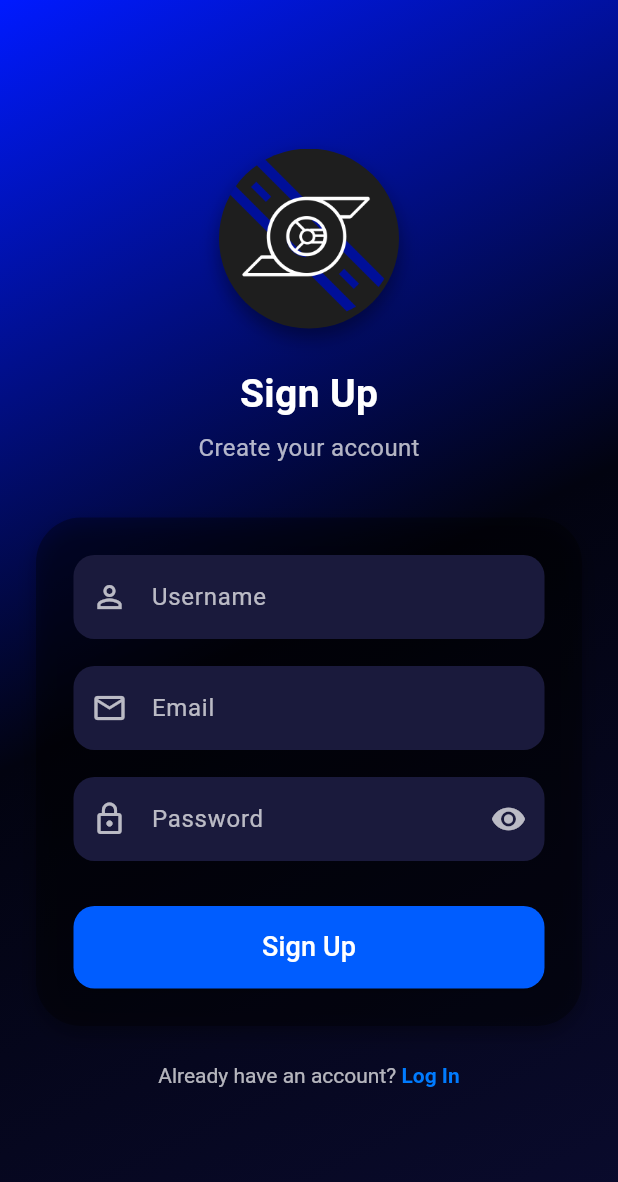
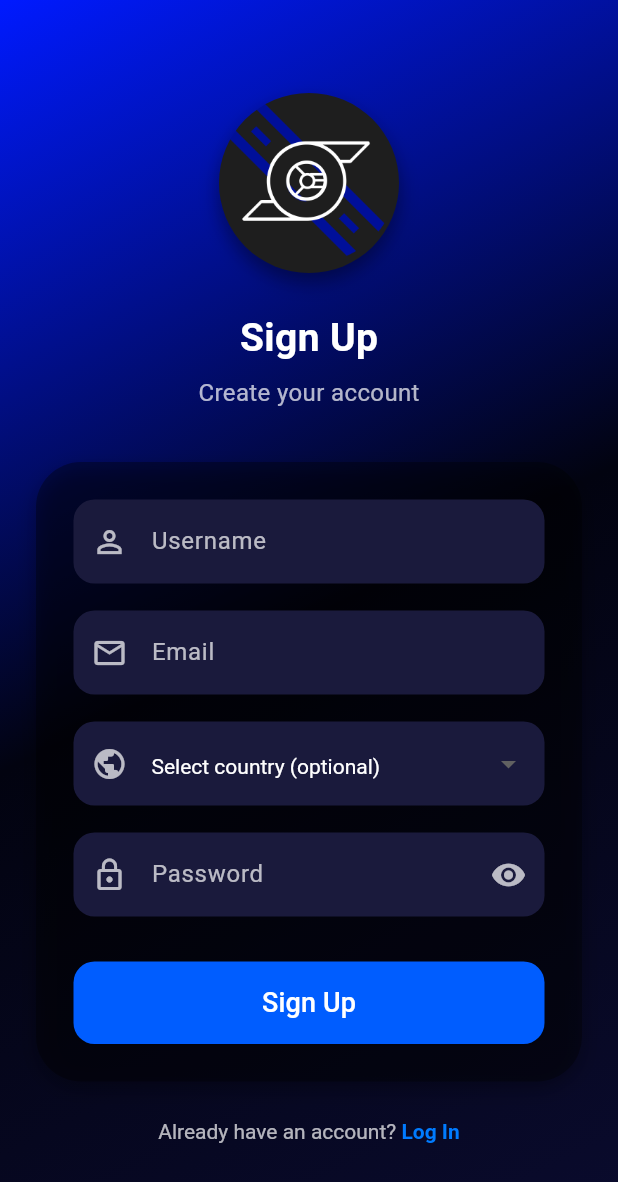
Before and after one commit to Mjmixyu/ride_2_gather, a Flutter app: the screen it shows after launch, on a phone screen of 412 x 824 dp. Shown: the top 1182 px of the screen. Run offline on Flutter 3.47's test engine with Material 3 defaults, Android fonts, the phone set to English and light mode, and no system bars; our stand-ins replace flutter_map, get, google_fonts, image_picker, latlong2.

Commit message:
added country_code part 2 /3 - user signup works with country_code - only issue: country_code doesn't get saved, no visible error in FE nor BE nor DB?

```diff
--- a/lib/core/auth_api.dart
+++ b/lib/core/auth_api.dart
@@ -2,12 +2,12 @@ import 'dart:convert';
 import 'package:http/http.dart' as http;
 
 class AuthApi {
-  // Android emulator -> host machine
   static const String _base = 'http://10.0.2.2:3000';
   static Future<Map<String, dynamic>> signup({
     required String email,
     required String username,
     required String password,
+    String countryCode = "",
   }) async {
     final uri = Uri.parse('$_base/signup');
     final res = await http.post(
@@ -16,7 +16,8 @@ class AuthApi {
       body: jsonEncode({
         'email': email,
         'username': username,
-        'password': password, // server hashes with bcrypt
+        'password': password,
+        'country_code': countryCode,
       }),
     );
 
@@ -26,7 +27,6 @@ class AuthApi {
       return {'ok': true, 'data': body};
     }
 
-    // common API errors from our Node code
     final msg = body['error']?.toString() ?? 'Signup failed';
     return {'ok': false, 'error': msg};
   }
--- a/lib/views/signUp_view.dart
+++ b/lib/views/signUp_view.dart
@@ -5,6 +5,15 @@ import '../theme/auth_theme.dart';
 import '../core/auth_api.dart';
 import '../core/homeFeed_routing.dart';
 import 'login_view.dart';
+
+const List<Map<String, String>> countryList = [
+  {"code": "", "name": "Select country (optional)"},
+  {"code": "DE", "name": "Germany"},
+  {"code": "US", "name": "United States"},
+  {"code": "FR", "name": "France"},
+  {"code": "GB", "name": "United Kingdom"},
+  {"code": "CN", "name": "China"},
+];
 
 class SignUpView extends StatefulWidget {
   const SignUpView({Key? key}) : super(key: key);
@@ -19,6 +28,8 @@ class _SignUpViewState extends State<SignUpView> {
   final TextEditingController passwordController = TextEditingController();
   final _formKey = GlobalKey<FormState>();
   bool _loading = false;
+
+  String _selectedCountryCode = "";
 
   @override
   void dispose() {
@@ -56,7 +67,7 @@ class _SignUpViewState extends State<SignUpView> {
                 child: Column(
                   crossAxisAlignment: CrossAxisAlignment.center,
                   children: [
-                    // ✅ Logo
+                    // Logo
                     Container(
                       width: 120,
                       height: 120,
@@ -78,7 +89,6 @@ class _SignUpViewState extends State<SignUpView> {
                         ),
                       ),
                     ),
-
                     const SizedBox(height: 25),
                     const Text('Sign Up', style: AuthTheme.titleStyle),
                     const SizedBox(height: 6),
@@ -143,6 +153,32 @@ class _SignUpViewState extends State<SignUpView> {
                           ),
                           const SizedBox(height: 18),
 
+                          // Country Dropdown (only addition)
+                          DropdownButtonFormField<String>(
+                            value: _selectedCountryCode,
+                            decoration: AuthTheme.textFieldDecoration(
+                              hintText: 'Country (optional)',
+                              icon: Icons.public,
+                            ),
+                            style: const TextStyle(color: Colors.white),
+                            dropdownColor: Colors.black.withOpacity(0.95),
+                            items: countryList
+                                .map((country) => DropdownMenuItem(
+                              value: country['code'],
+                              child: Text(
+                                country['name']!,
+                                style: const TextStyle(color: Colors.white), // <-- white text for visibility
+                              ),
+                            ))
+                                .toList(),
+                            onChanged: (value) {
+                              setState(() {
+                                _selectedCountryCode = value ?? "";
+                              });
+                            },
+                          ),
+                          const SizedBox(height: 18),
+
                           // Password
                           Obx(
                                 () => TextFormField(
@@ -186,19 +222,17 @@ class _SignUpViewState extends State<SignUpView> {
                                   ? null
                                   : () async {
                                 if (!_formKey.currentState!.validate()) return;
-
                                 final username = nameController.text.trim();
                                 final email = emailController.text.trim();
                                 final password = passwordController.text;
                                 setState(() => _loading = true);
-
                                 try {
                                   final result = await AuthApi.signup(
                                     email: email,
                                     username: username,
                                     password: password,
+                                    countryCode: _selectedCountryCode, // <--- added
                                   );
-
                                   if (result['ok'] == true) {
                                     if (mounted) {
                                       ScaffoldMessenger.of(context)
@@ -213,9 +247,7 @@ class _SignUpViewState extends State<SignUpView> {
                                       );
                                     }
                                   } else {
-                                    final err = (result['error'] ??
-                                        'Signup failed')
-                                        .toString();
+                                    final err = (result['error'] ?? 'Signup failed').toString();
                                     if (mounted) {
                                       ScaffoldMessenger.of(context)
                                           .showSnackBar(SnackBar(content: Text(err)));
@@ -241,8 +273,7 @@ class _SignUpViewState extends State<SignUpView> {
                                 ),
                               )
                                   : const Text('Sign Up',
-                                  style: TextStyle(
-                                      fontSize: 18, color: Colors.white)),
+                                  style: TextStyle(fontSize: 18, color: Colors.white)),
                             ),
                           ),
                         ],
@@ -256,8 +287,7 @@ class _SignUpViewState extends State<SignUpView> {
                       onTap: () {
                         Navigator.push(
                           context,
-                          MaterialPageRoute(
-                              builder: (ctx) => const LoginView()),
+                          MaterialPageRoute(builder: (ctx) => const LoginView()),
                         );
                         nameController.clear();
                         emailController.clear();
```
Also changed, not shown: 1 other file.
